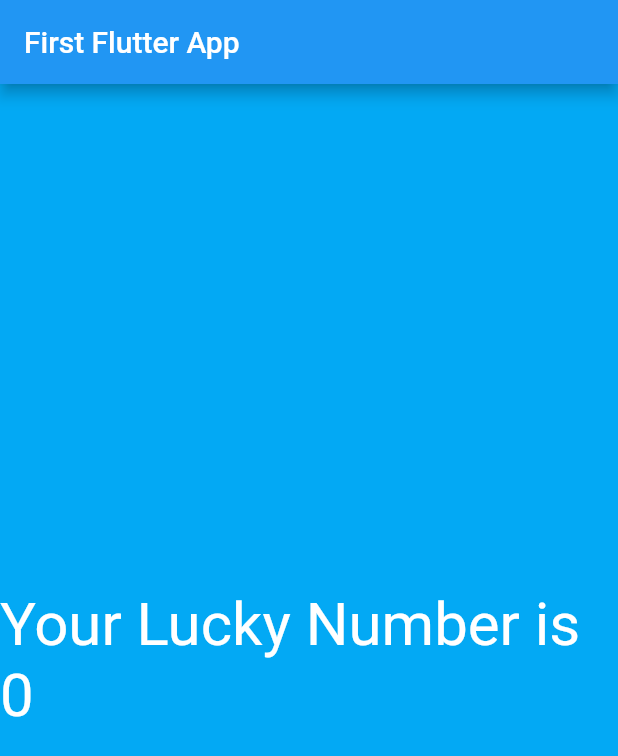
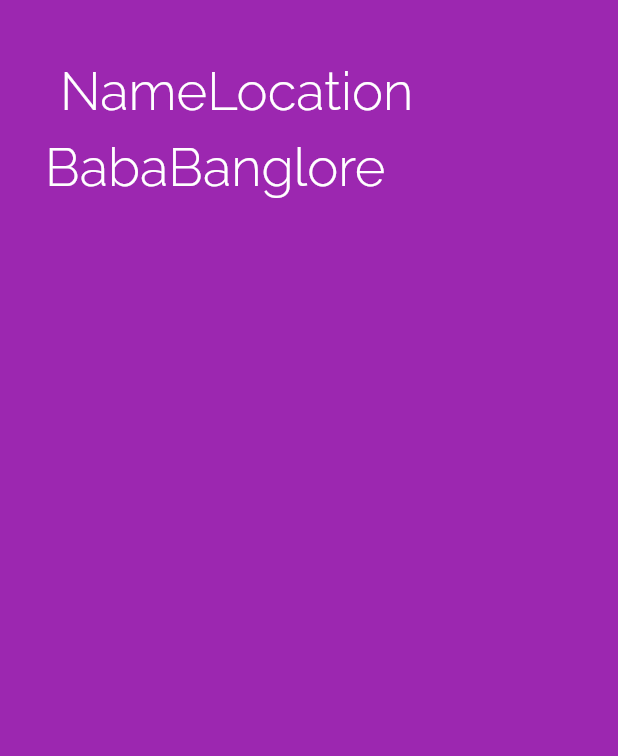
Before and after one commit to saibabavalisk/flutter_app, a Flutter app: the screen it shows after launch, on a phone screen of 412 x 824 dp. Shown: the top 756 px of the screen. Run offline on Flutter 3.47's test engine with Material 2 defaults, Android fonts, the phone set to English and light mode, and no system bars.

Commit message:
this is my 2nd project

```diff
--- a/lib/app_screens/first_screen.dart
+++ /dev/null
@@ -1,23 +0,0 @@
-import 'dart:math';
-
-import 'package:flutter/material.dart';
-
-class FirstScreen extends StatelessWidget {
-  @override
-  Widget build(BuildContext context) {
-    return Material(
-      color: Colors.lightBlue,
-      child: Center(
-          child: Text(
-        getRandomeNumber(),
-        textDirection: TextDirection.ltr,
-        style: TextStyle(color: Colors.white, fontSize: 40.0),
-      )),
-    );
-  }
-
-  String getRandomeNumber() {
-    var random = Random();
-    return "Your Lucky Number is ${random.nextInt(10)}";
-  }
-}
--- /dev/null
+++ b/lib/app_screens/home_page.dart
@@ -0,0 +1,69 @@
+import 'package:flutter/cupertino.dart';
+import 'package:flutter/material.dart';
+
+class Home extends StatelessWidget {
+  @override
+  Widget build(BuildContext context) {
+    return Container(
+      alignment: Alignment.center,
+      color: Colors.purple,
+      padding: EdgeInsets.all(30.0),
+      child: Column(
+        children: <Widget>[
+          Container(
+            padding: EdgeInsets.all(10),
+            child: Row(
+              children: <Widget>[
+                Text("Name",
+                    style: TextStyle(
+                        color: Colors.white,
+                        decoration: TextDecoration.none,
+                        fontFamily: "Raleway",
+                        fontSize: 35.0,
+                        fontWeight: FontWeight.w100)),
+                Text("Location",
+                    style: TextStyle(
+                        color: Colors.white,
+                        decoration: TextDecoration.none,
+                        fontFamily: "Raleway",
+                        fontSize: 35.0,
+                        fontWeight: FontWeight.w100))
+              ],
+            ),
+          ),
+          Row(
+            children: <Widget>[
+              Text("Baba",
+                  style: TextStyle(
+                      color: Colors.white,
+                      decoration: TextDecoration.none,
+                      fontFamily: "Raleway",
+                      fontSize: 35.0,
+                      fontWeight: FontWeight.w100)),
+              Text("Banglore",
+                  style: TextStyle(
+                      color: Colors.white,
+                      decoration: TextDecoration.none,
+                      fontFamily: "Raleway",
+                      fontSize: 35.0,
+                      fontWeight: FontWeight.w100))
+            ],
+          )
+        ],
+      ),
+    )
+
+        //  Container(
+        //   color: Colors.deepPurple,
+        //   alignment: Alignment.center,
+        //   child: Text("Smaple App Body",
+        //       style: TextStyle(
+        //           color: Colors.white,
+        //           decoration: TextDecoration.none,
+        //           fontFamily: "Raleway",
+        //           fontSize: 12.0,
+        //           fontWeight: FontWeight.w100)),
+        // )
+        ;
+  }
+}
--- a/lib/main.dart
+++ b/lib/main.dart
@@ -1,16 +1,7 @@
 import 'package:flutter/material.dart';
-import 'package:flutter_app/app_screens/first_screen.dart';
+import 'app_screens/home_page.dart';
 
-void main() => runApp(MyFlutterApp());
-
-class MyFlutterApp extends StatelessWidget {
-  @override
-  Widget build(BuildContext context) {
-    return MaterialApp(
-        debugShowCheckedModeBanner: false,
-        title: "My Material App",
-        home: new Scaffold(
-            appBar: AppBar(title: Text("First Flutter App")),
-            body: FirstScreen()));
-  }
-}
+void main() => runApp(MaterialApp(
+      title: "Sample App",
+      home: Home(),
+    ));
```
Also changed, not shown: pubspec.yaml (+9 -11 lines), fonts/Raleway-Bold.ttf (added), fonts/Raleway-Italic.ttf (added), fonts/Raleway-Light.ttf (added), fonts/Raleway-Medium.ttf (added), fonts/Raleway-Regular.ttf (added).
